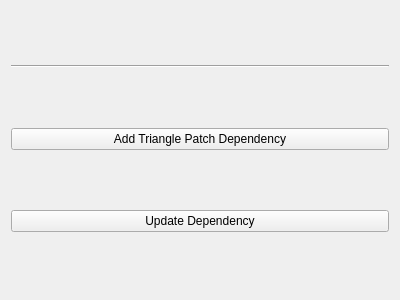
Qt form src/widget_rectanglepatchwidget.ui (DrLutzi/proj150h_s3) before a commit.
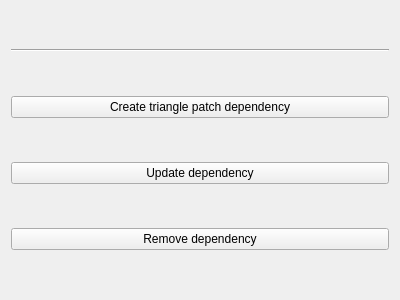
The same form after that commit.

Diff of the .ui file:
```diff
--- a/src/widget_rectanglepatchwidget.ui
+++ b/src/widget_rectanglepatchwidget.ui
@@ -24,14 +24,21 @@
    <item>
     <widget class="QPushButton" name="pushButton">
      <property name="text">
-      <string>Add Triangle Patch Dependency</string>
+      <string>Create triangle patch dependency</string>
      </property>
     </widget>
    </item>
    <item>
     <widget class="QPushButton" name="pushButton_update">
      <property name="text">
-      <string>Update Dependency</string>
+      <string>Update dependency</string>
+     </property>
+    </widget>
+   </item>
+   <item>
+    <widget class="QPushButton" name="pushButton_remove">
+     <property name="text">
+      <string>Remove dependency</string>
      </property>
     </widget>
    </item>
```
